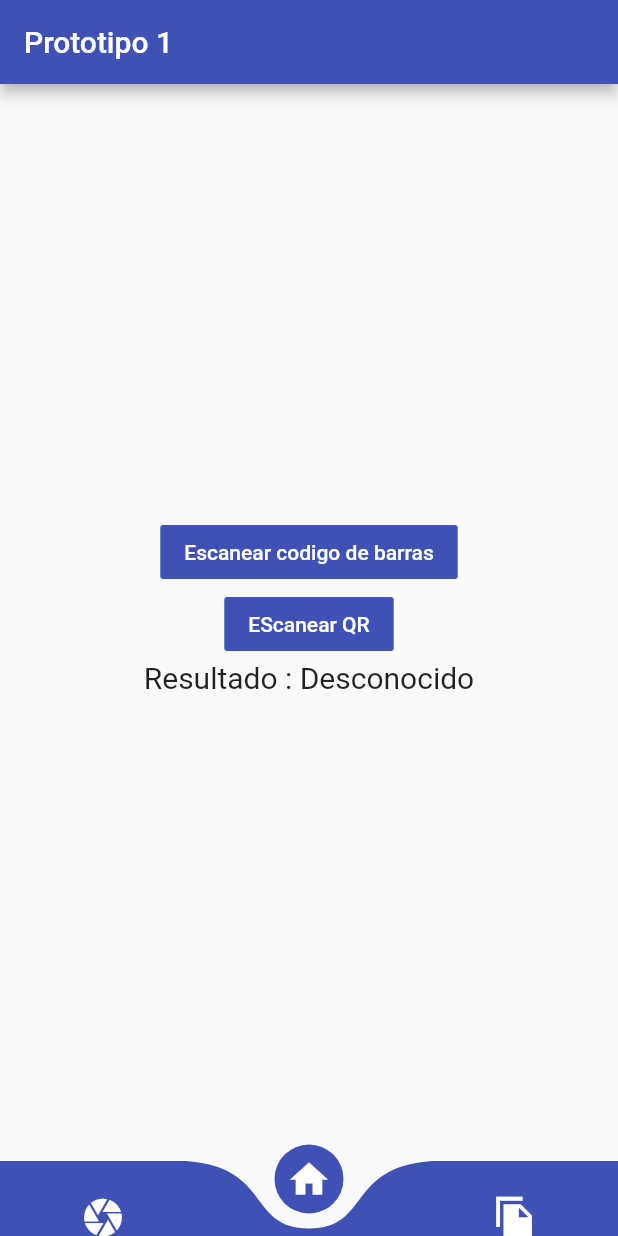
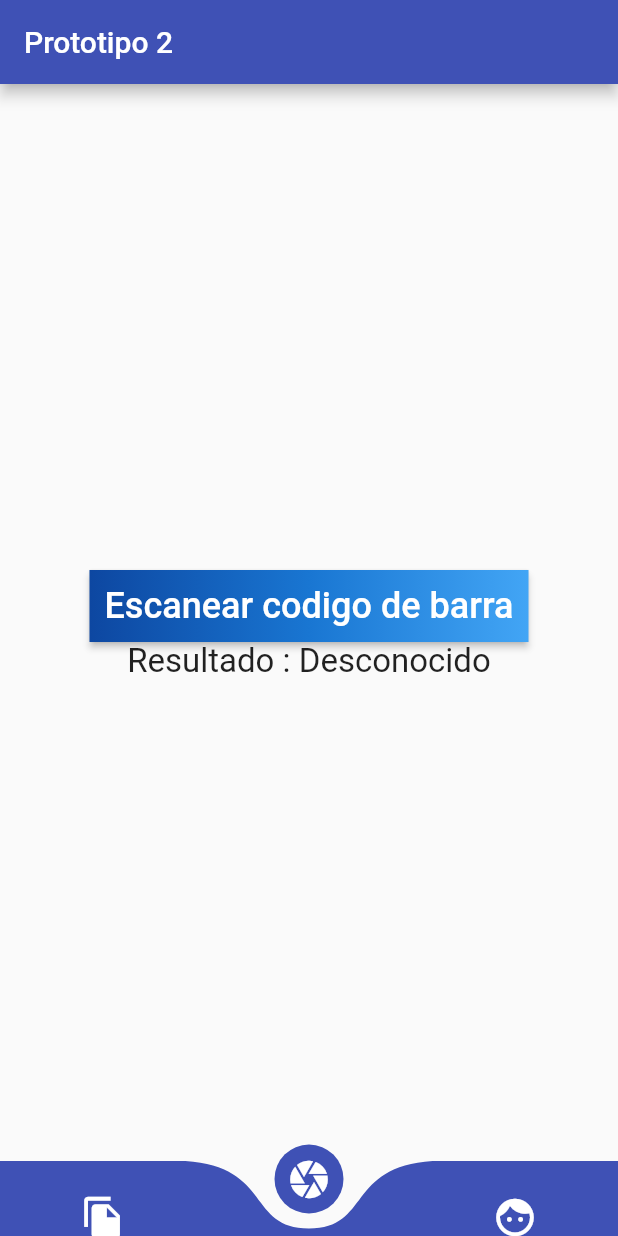
Before and after one commit to diazdesandi/residencia, a Flutter app: the BottomNavBar screen opened directly, on a phone screen of 412 x 824 dp. Run offline on Flutter 3.47's test engine with Material 2 defaults, Android fonts, the phone set to English and light mode, and no system bars; drawn by our look-alikes of curved_navigation_bar; our stand-ins replace flutter_screenutil, google_fonts, sqflite; missing offline and left inert: flutter_barcode_scanner; accounts and stored records are empty.

Commit message:
Last update protype 2

```diff
--- a/appinventario/lib/navbarscreens/codescanner.dart
+++ b/appinventario/lib/navbarscreens/codescanner.dart
@@ -62,7 +62,7 @@ class _MyAppState extends State<MyScanner> {
         home: Scaffold(
             appBar: AppBar(
               title: const Text(
-                'Prototipo 1',
+                'Prototipo 2',
               ),
               backgroundColor: Colors.indigo,
             ),
@@ -73,18 +73,28 @@ class _MyAppState extends State<MyScanner> {
                       direction: Axis.vertical,
                       mainAxisAlignment: MainAxisAlignment.center,
                       children: <Widget>[
-                        FlatButton(
-                            textColor: Colors.white,
-                            color: Colors.indigo,
-                            onPressed: () => scanBarcodeNormal(),
-                            child: Text("Escanear codigo de barras")),
-                        FlatButton(
-                            textColor: Colors.white,
-                            color: Colors.indigo,
-                            onPressed: () => scanQR(),
-                            child: Text("EScanear QR")),
+                        const SizedBox(height: 30),
+                        RaisedButton(
+                          onPressed: () => scanBarcodeNormal(),
+                          textColor: Colors.white,
+                          padding: const EdgeInsets.all(0.0),
+                          child: Container(
+                            decoration: const BoxDecoration(
+                              gradient: LinearGradient(
+                                colors: <Color>[
+                                  Color(0xFF0D47A1),
+                                  Color(0xFF1976D2),
+                                  Color(0xFF42A5F5),
+                                ],
+                              ),
+                            ),
+                            padding: const EdgeInsets.all(10.0),
+                            child: const Text('Escanear codigo de barra',
+                                style: TextStyle(fontSize: 24)),
+                          ),
+                        ),
                         Text('Resultado : $_scanBarcode\n',
-                            style: TextStyle(fontSize: 20))
+                            style: TextStyle(fontSize: 22))
                       ]));
             })));
   }
--- a/appinventario/lib/navbarscreens/manualform.dart
+++ b/appinventario/lib/navbarscreens/manualform.dart
@@ -165,7 +165,7 @@ class _DBTestPageState extends State<DBTestPage> {
     return new Scaffold(
       appBar: AppBar(
         title: const Text(
-          'Prototipo 1',
+          'Prototipo 2',
         ),
         backgroundColor: Colors.indigo,
       ),
--- a/appinventario/lib/navbarscreens/navbarmaster.dart
+++ b/appinventario/lib/navbarscreens/navbarmaster.dart
@@ -50,9 +50,9 @@ class _BottomNavBarState extends State<BottomNavBar> {
           height: 50.0,
           // Opciones en la barra de navegación
           items: <Widget>[
+            Icon(Icons.file_copy, size: 30, color: Colors.white),
             Icon(Icons.camera, size: 30, color: Colors.white),
-            Icon(Icons.home, size: 30, color: Colors.white),
-            Icon(Icons.file_copy_sharp, size: 30, color: Colors.white),
+            Icon(Icons.face, size: 30, color: Colors.white),
           ],
           // Color para la barra de navegación
           color: Colors.indigo,
```
Also changed, not shown: appinventario/lib/navbarscreens/listasui.dart (+72 -0 lines).
